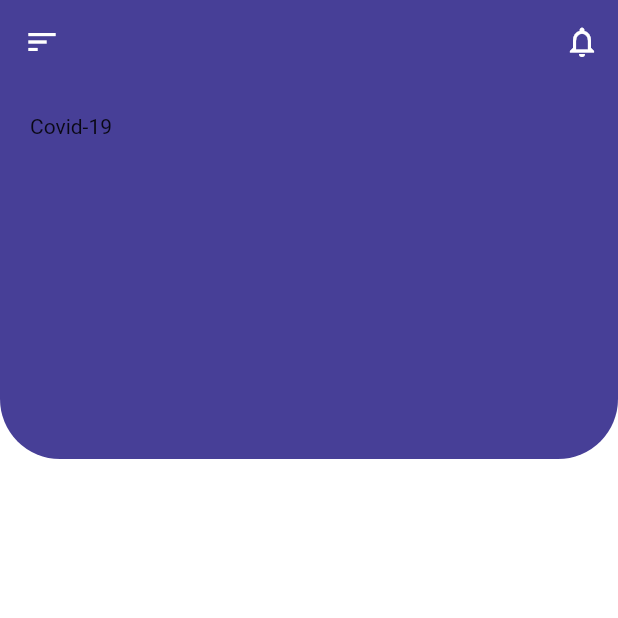
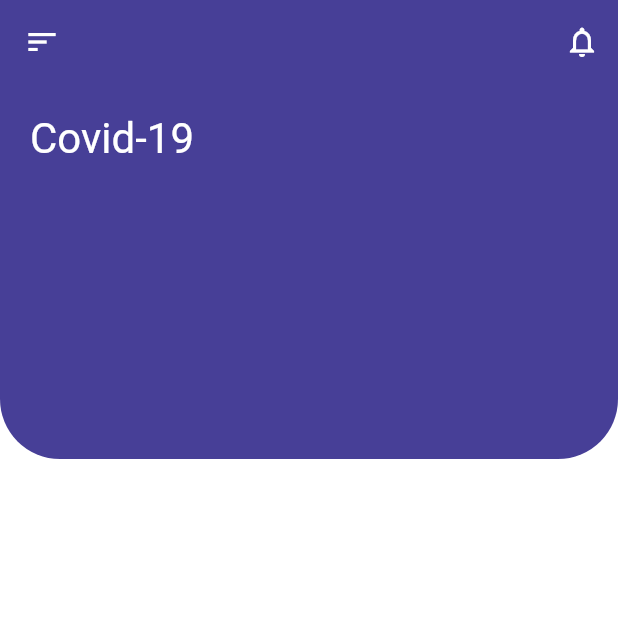
Before and after one commit to anandraj8756/COVID-19-DATA, a Flutter app: the screen it shows after launch, on a phone screen of 412 x 824 dp, the top half of it. Run offline on Flutter 3.47's test engine with Material 2 defaults, Android fonts, the phone set to English and light mode, and no system bars.

Commit message:
font size updated

```diff
--- a/covid_19_data/lib/screens/home_screen.dart
+++ b/covid_19_data/lib/screens/home_screen.dart
@@ -41,7 +41,9 @@ class _HomeScreenState extends State<HomeScreen> {
             padding: const EdgeInsets.only(top: 20.0, bottom: 25.0),
             child: Row(
               children: <Widget>[
-                Text("Covid-19")
+                Text("Covid-19",
+                style: TextStyle(color: Colors.white,
+                fontSize: 28.0),)
               ],
             ),
           )
```
